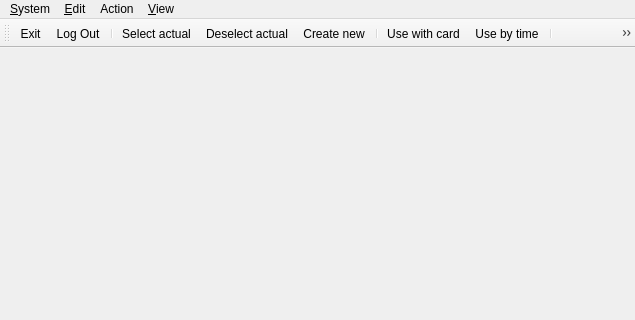
First picture: the form in client/wndmain.ui, repository tbikfalvi/Belenus, before the edit; both pictures show x 0 to 635 and y 0 to 320 of the 635 by 579 pixel window.
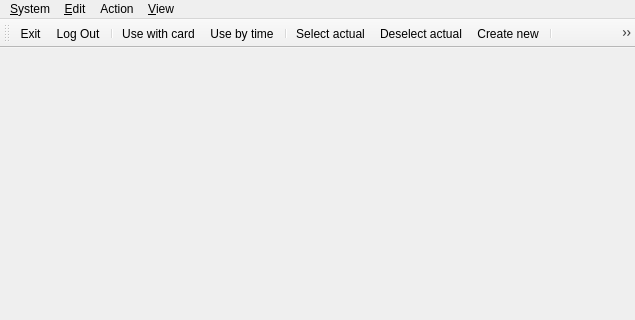
Second picture: the form after the edit.

Patch:
```diff
--- a/client/wndmain.ui
+++ b/client/wndmain.ui
@@ -126,13 +126,13 @@
    <addaction name="action_Exit"/>
    <addaction name="action_LogOut"/>
    <addaction name="separator"/>
+   <addaction name="action_UseWithCard"/>
+   <addaction name="action_UseByTime"/>
+   <addaction name="separator"/>
    <addaction name="actionPatientSelect"/>
    <addaction name="actionPatientEmpty"/>
    <addaction name="actionAttendanceNew"/>
    <addaction name="separator"/>
-   <addaction name="action_UseWithCard"/>
-   <addaction name="action_UseByTime"/>
-   <addaction name="separator"/>
    <addaction name="actionDeviceStart"/>
    <addaction name="actionDeviceReset"/>
    <addaction name="separator"/>
```
